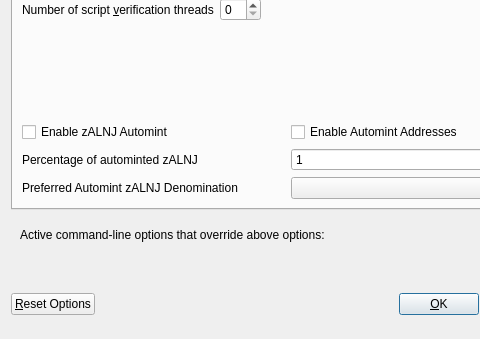
Gh0st-N1njA/ALNJCoin, file src/qt/forms/optionsdialog.ui: the form before one commit; both pictures show x 0 to 480 and y 103 to 442 of the 576 by 442 pixel window.
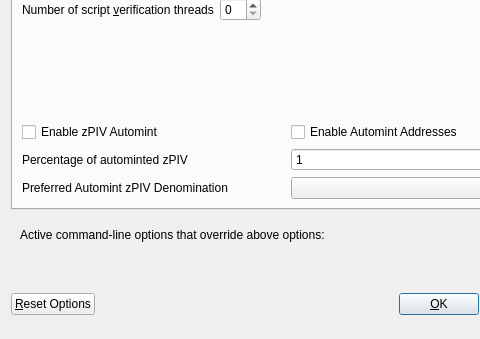
The form after the commit. Custom widgets are drawn as their Qt base class.

Commit message: ALNJ conversion

Patch:
```diff
--- a/src/qt/forms/optionsdialog.ui
+++ b/src/qt/forms/optionsdialog.ui
@@ -147,7 +147,7 @@
                <enum>Qt::LeftToRight</enum>
               </property>
               <property name="text">
-               <string>Enable zALNJ Automint</string>
+               <string>Enable zPIV Automint</string>
               </property>
              </widget>
             </item>
@@ -174,7 +174,7 @@
                <string>Percentage of incoming ALNJ which get automatically converted to zALNJ via Zerocoin Protocol (min: 10%)</string>
               </property>
               <property name="text">
-               <string>Percentage of autominted zALNJ</string>
+               <string>Percentage of autominted zPIV</string>
               </property>
              </widget>
             </item>
@@ -207,7 +207,7 @@
                <string>Wait with automatic conversion to Zerocoin until enough ALNJ for this denomination is available</string>
               </property>
               <property name="text">
-               <string>Preferred Automint zALNJ Denomination</string>
+               <string>Preferred Automint zPIV Denomination</string>
               </property>
              </widget>
             </item>
```
Left out of the diff: 16 changed lines with no effect on the pictures. The commit also changes 981 other files.
